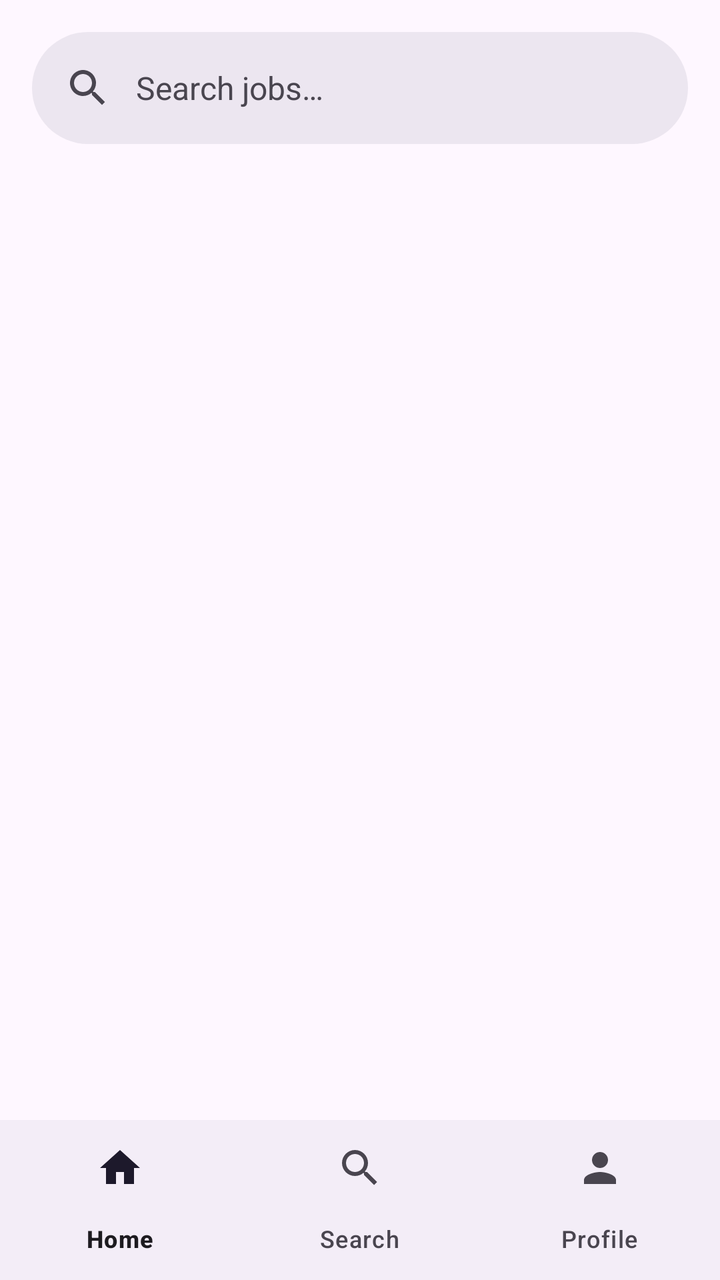
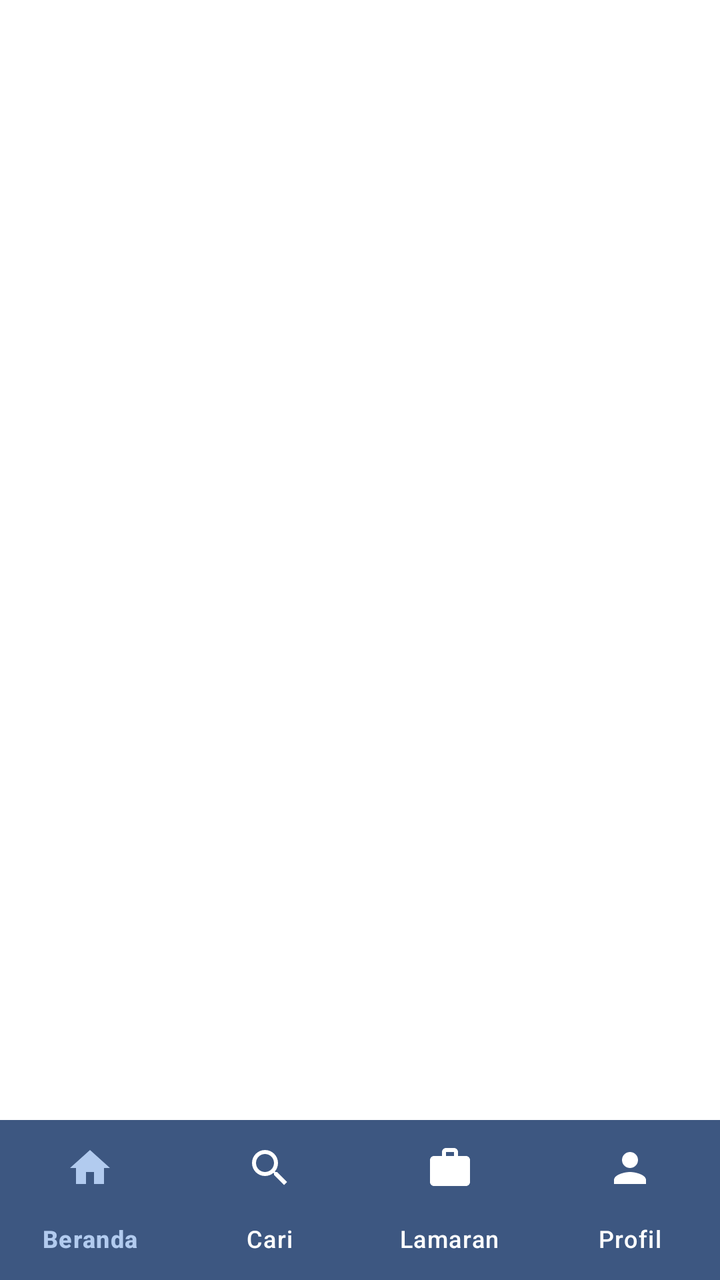

Compare the two renders of this Android layout. The source of the first and the diff that turns it into the second are given below.
<!-- AndroidManifest.xml: application theme Theme.MyJobSeeker -->
<!-- res/layout/activity_main.xml -->
<?xml version="1.0" encoding="utf-8"?>
<androidx.constraintlayout.widget.ConstraintLayout
    xmlns:android="http://schemas.android.com/apk/res/android"
    xmlns:tools="http://schemas.android.com/tools"
    xmlns:app="http://schemas.android.com/apk/res-auto"
    android:id="@+id/main"
    android:layout_width="match_parent"
    android:layout_height="match_parent"
    tools:context=".MainActivity">

    <com.google.android.material.search.SearchBar
        android:id="@+id/search_bar"
        android:layout_width="0dp"
        android:layout_height="wrap_content"
        android:layout_margin="16dp"
        android:hint="@string/search_hint"
        app:layout_constraintEnd_toEndOf="parent"
        app:layout_constraintStart_toStartOf="parent"
        app:layout_constraintTop_toTopOf="parent" />

    <com.google.android.material.search.SearchView
        android:id="@+id/search_view"
        android:layout_width="match_parent"
        android:layout_height="match_parent"
        android:hint="@string/search_hint"
        app:layout_anchor="@id/search_bar">
        
    </com.google.android.material.search.SearchView>

    <FrameLayout
        android:id="@+id/fragment_container"
        android:layout_width="0dp"
        android:layout_height="0dp"
        app:layout_constraintBottom_toTopOf="@id/bottom_navigation"
        app:layout_constraintEnd_toEndOf="parent"
        app:layout_constraintStart_toStartOf="parent"
        app:layout_constraintTop_toBottomOf="@id/search_bar" />

    <com.google.android.material.bottomnavigation.BottomNavigationView
        android:id="@+id/bottom_navigation"
        android:layout_width="match_parent"
        android:layout_height="wrap_content"
        app:layout_constraintBottom_toBottomOf="parent"
        app:layout_constraintEnd_toEndOf="parent"
        app:layout_constraintStart_toStartOf="parent"
        app:menu="@menu/bottom_nav_menu" />

</androidx.constraintlayout.widget.ConstraintLayout>
<!-- resources referenced by this layout -->
<resources>
  <string name="search_hint">Search jobs…</string>
  <style name="Theme.MyJobSeeker" parent="Base.Theme.MyJobSeeker" />
  <style name="Base.Theme.MyJobSeeker" parent="Theme.Material3.DayNight.NoActionBar">
          
          
      </style>
</resources>

<!-- the commit's change to res/layout/activity_main.xml (unified diff, before → after) -->
@@ -1,45 +1,34 @@
 <?xml version="1.0" encoding="utf-8"?>
 <androidx.constraintlayout.widget.ConstraintLayout
     xmlns:android="http://schemas.android.com/apk/res/android"
+    xmlns:app="http://schemas.android.com/apk/res-auto"
     xmlns:tools="http://schemas.android.com/tools"
-    xmlns:app="http://schemas.android.com/apk/res-auto"
     android:id="@+id/main"
     android:layout_width="match_parent"
     android:layout_height="match_parent"
     tools:context=".MainActivity">
 
-    <com.google.android.material.search.SearchBar
-        android:id="@+id/search_bar"
-        android:layout_width="0dp"
-        android:layout_height="wrap_content"
-        android:layout_margin="16dp"
-        android:hint="@string/search_hint"
-        app:layout_constraintEnd_toEndOf="parent"
-        app:layout_constraintStart_toStartOf="parent"
-        app:layout_constraintTop_toTopOf="parent" />
-
-    <com.google.android.material.search.SearchView
-        android:id="@+id/search_view"
-        android:layout_width="match_parent"
-        android:layout_height="match_parent"
-        android:hint="@string/search_hint"
-        app:layout_anchor="@id/search_bar">
-        
-    </com.google.android.material.search.SearchView>
-
     <FrameLayout
         android:id="@+id/fragment_container"
         android:layout_width="0dp"
         android:layout_height="0dp"
+        android:background="#ffffff"
         app:layout_constraintBottom_toTopOf="@id/bottom_navigation"
         app:layout_constraintEnd_toEndOf="parent"
+        app:layout_constraintHorizontal_bias="0.0"
         app:layout_constraintStart_toStartOf="parent"
-        app:layout_constraintTop_toBottomOf="@id/search_bar" />
+        app:layout_constraintTop_toTopOf="parent"
+        app:layout_constraintVertical_bias="0.0" />
 
     <com.google.android.material.bottomnavigation.BottomNavigationView
         android:id="@+id/bottom_navigation"
         android:layout_width="match_parent"
         android:layout_height="wrap_content"
+        android:background="#3D5781"
+        app:itemActiveIndicatorStyle="@null"
+        app:itemIconTint="@color/bottom_nav_color"
+        app:itemTextColor="@color/bottom_nav_color"
+        app:labelVisibilityMode="labeled"
         app:layout_constraintBottom_toBottomOf="parent"
         app:layout_constraintEnd_toEndOf="parent"
         app:layout_constraintStart_toStartOf="parent"
<!-- resource entries referenced after the edit -->
@@ -1,6 +1,5 @@
 <!-- resources referenced by this layout -->
 <resources>
-  <string name="search_hint">Search jobs…</string>
   <style name="Theme.MyJobSeeker" parent="Base.Theme.MyJobSeeker" />
   <style name="Base.Theme.MyJobSeeker" parent="Theme.Material3.DayNight.NoActionBar">
           
